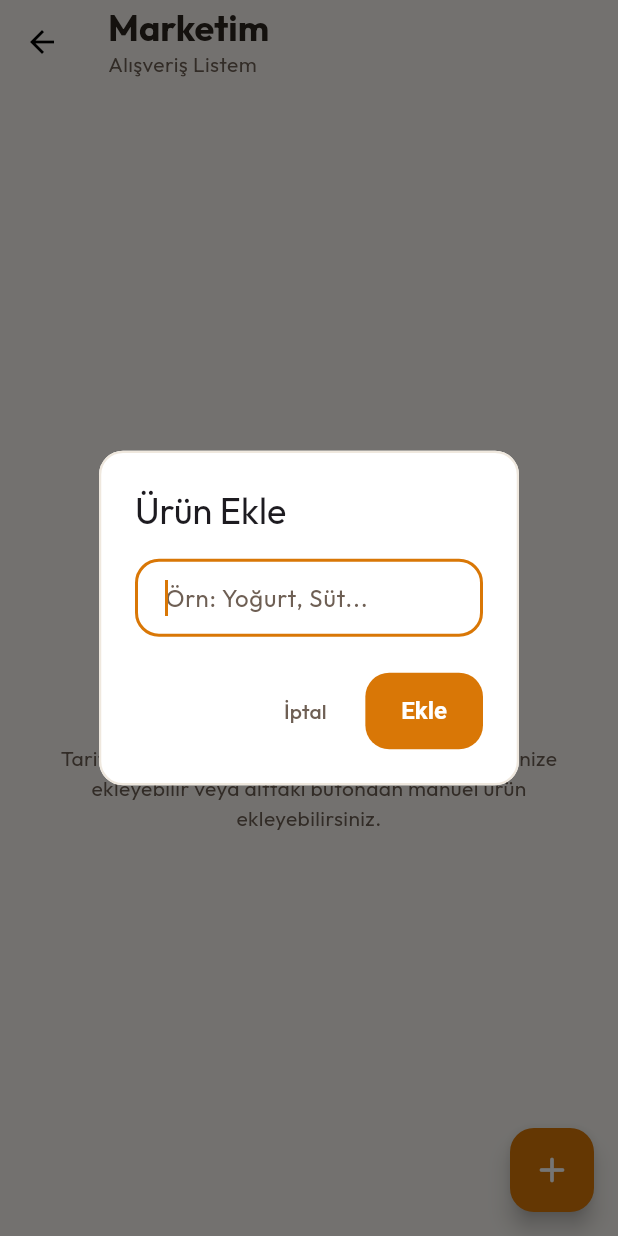
After one commit to iamhilals/food-cal, a Flutter app: the ShoppingListScreen screen opened directly, after a tap on the "add" icon, on a phone screen of 412 x 824 dp. The commit adds this screen. Run offline on Flutter 3.47's test engine with Material 3 defaults, Android fonts, the phone set to English and light mode, and no system bars; our stand-ins replace flutter_spinkit, google_fonts, shared_preferences; accounts and stored records are empty.

Commit message:
feat: smart grocery shopping list tab with bulk adding and checked strikethrough states

```diff
--- /dev/null
+++ b/lib/views/shopping_list_screen.dart
@@ -0,0 +1,235 @@
+import 'package:flutter/material.dart';
+import 'package:provider/provider.dart';
+import '../core/theme/app_theme.dart';
+import '../providers/recipe_provider.dart';
+
+class ShoppingListScreen extends StatefulWidget {
+  const ShoppingListScreen({super.key});
+
+  @override
+  State<ShoppingListScreen> createState() => _ShoppingListScreenState();
+}
+
+class _SettingsManualAddDialog extends StatefulWidget {
+  final Function(String) onAdd;
+  const _SettingsManualAddDialog({required this.onAdd});
+
+  @override
+  State<_SettingsManualAddDialog> createState() => _SettingsManualAddDialogState();
+}
+
+class _SettingsManualAddDialogState extends State<_SettingsManualAddDialog> {
+  final TextEditingController _controller = TextEditingController();
+
+  @override
+  void dispose() {
+    _controller.dispose();
+    super.dispose();
+  }
+
+  @override
+  Widget build(BuildContext context) {
+    return AlertDialog(
+      backgroundColor: AppTheme.darkCard,
+      shape: RoundedRectangleBorder(
+        borderRadius: BorderRadius.circular(16),
+        side: const BorderSide(color: AppTheme.borderSlate, width: 1.5),
+      ),
+      title: const Text('Ürün Ekle'),
+      content: TextField(
+        controller: _controller,
+        autofocus: true,
+        textCapitalization: TextCapitalization.sentences,
+        decoration: const InputDecoration(
+          hintText: 'Örn: Yoğurt, Süt...',
+        ),
+      ),
+      actions: [
+        TextButton(
+          onPressed: () => Navigator.pop(context),
+          child: const Text('İptal', style: TextStyle(color: AppTheme.textSecondary)),
+        ),
+        ElevatedButton(
+          onPressed: () {
+            final text = _controller.text.trim();
+            if (text.isNotEmpty) {
+              widget.onAdd(text);
+            }
+            Navigator.pop(context);
+          },
+          child: const Text('Ekle'),
+        ),
+      ],
+    );
+  }
+}
+
+class _ShoppingListScreenState extends State<ShoppingListScreen> {
+  final Set<String> _purchasedItems = {};
+
+  @override
+  Widget build(BuildContext context) {
+    final recipeProvider = Provider.of<RecipeProvider>(context);
+    final shoppingList = recipeProvider.shoppingList;
+
+    return Scaffold(
+      appBar: AppBar(
+        backgroundColor: Colors.transparent,
+        elevation: 0,
+        title: Column(
+          crossAxisAlignment: CrossAxisAlignment.start,
+          children: [
+            const Text(
+              'Marketim',
+              style: TextStyle(
+                fontSize: 24,
+                fontWeight: FontWeight.bold,
+                color: AppTheme.textPrimary,
+              ),
+            ),
+            Text(
+              'Alışveriş Listem',
+              style: Theme.of(context).textTheme.bodyMedium?.copyWith(
+                    color: AppTheme.textSecondary,
+                  ),
+            ),
+          ],
+        ),
+        actions: [
+          if (shoppingList.isNotEmpty)
+            IconButton(
+              icon: const Icon(Icons.delete_sweep_rounded, color: AppTheme.errorRed),
+              tooltip: 'Listeyi Temizle',
+              onPressed: () {
+                showDialog(
+                  context: context,
+                  builder: (context) => AlertDialog(
+                    backgroundColor: AppTheme.darkCard,
+                    shape: RoundedRectangleBorder(
+                      borderRadius: BorderRadius.circular(16),
+                      side: const BorderSide(color: AppTheme.borderSlate),
+                    ),
+                    title: const Text('Listeyi Temizle'),
+                    content: const Text('Alışveriş listenizdeki tüm ürünleri silmek istediğinize emin misiniz?'),
+                    actions: [
+                      TextButton(
+                        onPressed: () => Navigator.pop(context),
+                        child: const Text('İptal', style: TextStyle(color: AppTheme.textSecondary)),
+                      ),
+                      ElevatedButton(
+                        style: ElevatedButton.styleFrom(backgroundColor: AppTheme.errorRed),
+                        onPressed: () {
+                          recipeProvider.clearShoppingList();
+                          setState(() {
+                            _purchasedItems.clear();
+                          });
+                          Navigator.pop(context);
+                        },
+                        child: const Text('Temizle'),
+                      ),
+                    ],
+                  ),
+                );
+              },
+            ),
+        ],
+      ),
+      body: shoppingList.isEmpty
+          ? Center(
+              child: Padding(
+                padding: const EdgeInsets.all(32),
+                child: Column(
+                  mainAxisAlignment: MainAxisAlignment.center,
+                  children: [
+                    Container(
+                      padding: const EdgeInsets.all(24),
+                      decoration: BoxDecoration(
+                        color: AppTheme.primaryTeal.withValues(alpha: 0.1),
+                        shape: BoxShape.circle,
+                      ),
+                      child: const Icon(
+                        Icons.shopping_basket_rounded,
+                        color: AppTheme.primaryTeal,
+                        size: 64,
+                      ),
+                    ),
+                    const SizedBox(height: 24),
+                    Text(
+                      'Alışveriş Listeniz Boş',
+                      style: Theme.of(context).textTheme.titleMedium?.copyWith(
+                            fontWeight: FontWeight.bold,
+                          ),
+                    ),
+                    const SizedBox(height: 8),
+                    Text(
+                      'Tarif detaylarında eksik olan malzemeleri sepetinize ekleyebilir veya alttaki butondan manuel ürün ekleyebilirsiniz.',
+                      style: Theme.of(context).textTheme.bodyMedium?.copyWith(
+                            color: AppTheme.textSecondary,
+                          ),
+                      textAlign: TextAlign.center,
+                    ),
+                  ],
+                ),
+              ),
+            )
+          : ListView.builder(
+              padding: const EdgeInsets.symmetric(horizontal: 16, vertical: 12),
+              itemCount: shoppingList.length,
+              itemBuilder: (context, index) {
+                final item = shoppingList[index];
+                final isPurchased = _purchasedItems.contains(item.toLowerCase());
+
+                return Card(
+                  margin: const EdgeInsets.only(bottom: 8),
+                  child: CheckboxListTile(
+                    value: isPurchased,
+                    onChanged: (val) {
+                      setState(() {
+                        if (val == true) {
+                          _purchasedItems.add(item.toLowerCase());
+                        } else {
+                          _purchasedItems.remove(item.toLowerCase());
+                        }
+                      });
+                    },
+                    title: Text(
+                      item,
+                      style: TextStyle(
+                        fontWeight: FontWeight.w500,
+                        decoration: isPurchased ? TextDecoration.lineThrough : null,
+                        color: isPurchased ? AppTheme.textSecondary : AppTheme.textPrimary,
+                      ),
+                    ),
+                    activeColor: AppTheme.primaryTeal,
+                    contentPadding: const EdgeInsets.symmetric(horizontal: 16, vertical: 4),
+                    controlAffinity: ListTileControlAffinity.leading,
+                    secondary: IconButton(
+                      icon: const Icon(Icons.delete_outline_rounded, color: AppTheme.errorRed),
+                      onPressed: () {
+                        recipeProvider.removeIngredientFromShoppingList(item);
+                        setState(() {
+                          _purchasedItems.remove(item.toLowerCase());
+                        });
+                      },
+                    ),
+                  ),
+                );
+              },
+            ),
+      floatingActionButton: FloatingActionButton(
+        onPressed: () {
+          showDialog(
+            context: context,
+            builder: (context) => _SettingsManualAddDialog(
+              onAdd: (newItem) {
+                recipeProvider.addIngredientsToShoppingList([newItem]);
+              },
+            ),
+          );
+        },
+        backgroundColor: AppTheme.primaryTeal,
+        child: const Icon(Icons.add_rounded, color: Colors.white, size: 28),
+      ),
+    );
+  }
+}
```
Also changed, not shown: lib/providers/recipe_provider.dart (+33 -0 lines), lib/views/main_navigation_screen.dart (+7 -0 lines), lib/views/recipe_detail_screen.dart (+23 -0 lines).
